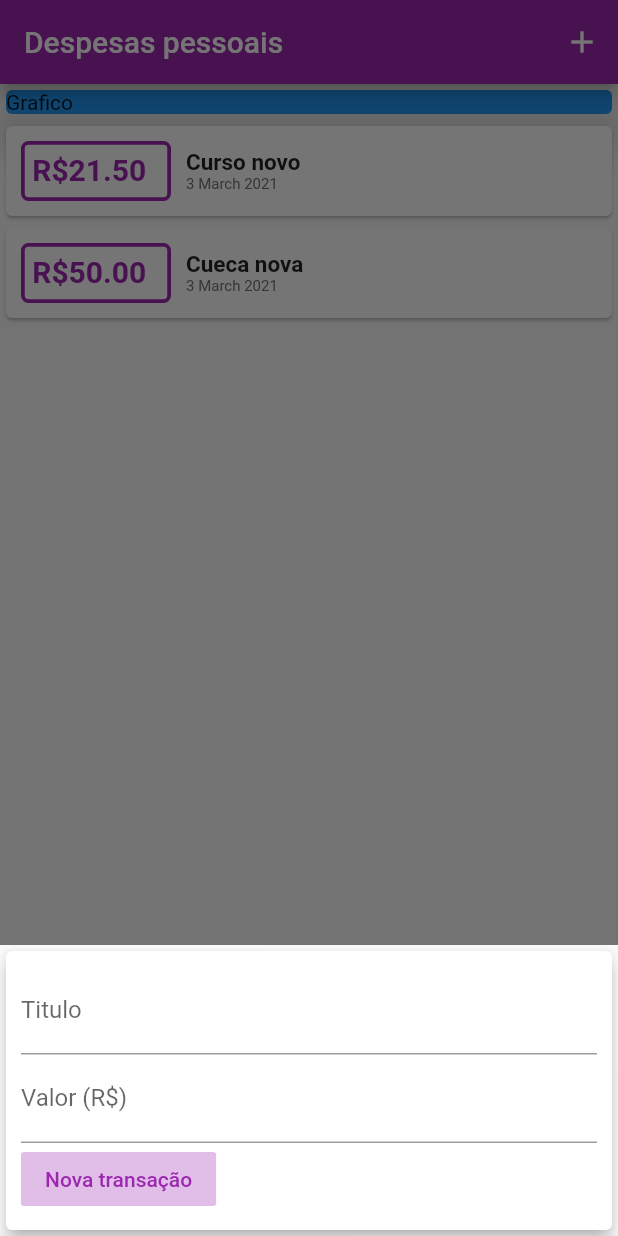
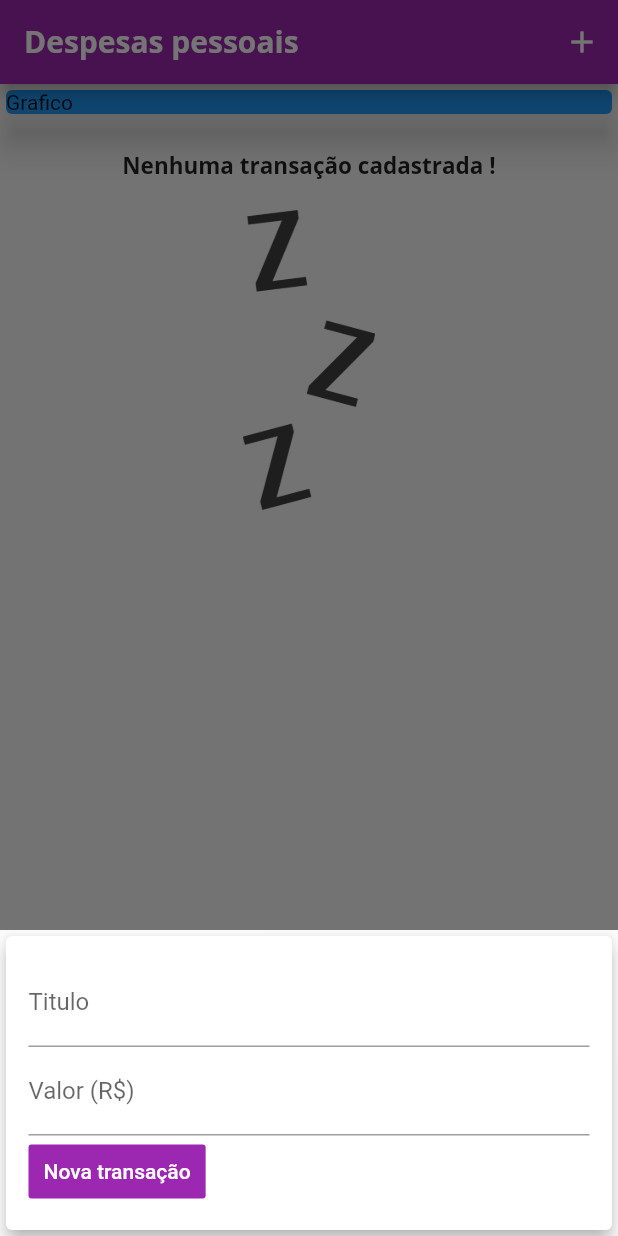
Before and after one commit to GuhSntLean/PersonMoney-Flutter, a Flutter app: the screen it shows after launch, after a tap on the "add" icon, on a phone screen of 412 x 824 dp. Run offline on Flutter 3.47's test engine with Material 2 defaults, Android fonts, the phone set to English and light mode, and no system bars.

Commit message:
:fire: Defined fonts and images for application

```diff
--- a/lib/main.dart
+++ b/lib/main.dart
@@ -17,6 +17,24 @@ class PesonMoney extends StatelessWidget {
       home: _MyHomePage(),
       theme: ThemeData(
         primarySwatch: Colors.purple,
+        accentColor: Colors.amber[200],
+        fontFamily: 'Quicksand',
+        textTheme: ThemeData.light().textTheme.copyWith(
+          title: TextStyle(
+              fontFamily: 'OpenSans',
+              fontSize: 15,
+              fontWeight: FontWeight.bold,
+            ),
+        ),
+        appBarTheme: AppBarTheme(
+          textTheme: ThemeData.light().textTheme.copyWith(
+            title: TextStyle(
+              fontFamily: 'OpenSans',
+              fontSize: 20,
+              fontWeight: FontWeight.bold,
+            ),
+          ),
+        )
       ),
     );
   }
@@ -29,18 +47,18 @@ class _MyHomePage extends StatefulWidget {
 
 class __MyHomePageState extends State<_MyHomePage> {
   final List<Transaction> _transaction = [
-    Transaction(
-      id: 't1',
-      title: 'Curso novo',
-      value: 21.50,
-      date: DateTime.now(),
-    ),
-    Transaction(
-      id: 't2',
-      title: 'Cueca nova',
-      value: 50.00,
-      date: DateTime.now(),
-    ),
+    // Transaction(
+    //   id: 't1',
+    //   title: 'Curso novo',
+    //   value: 21.50,
+    //   date: DateTime.now(),
+    // ),
+    // Transaction(
+    //   id: 't2',
+    //   title: 'Cueca nova',
+    //   value: 50.00,
+    //   date: DateTime.now(),
+    // ),
   ];
 
   _addTransaction(String title, double value) {
--- a/lib/widgets/TransactionForm.dart
+++ b/lib/widgets/TransactionForm.dart
@@ -27,7 +27,7 @@ class _TransactionFormState extends State<TransactionForm> {
         child: Card(
         elevation: 5,
         child: Padding(
-          padding: const EdgeInsets.all(10),
+          padding: const EdgeInsets.all(15),
           child: Column(
             children: [
               TextField(
@@ -48,12 +48,13 @@ class _TransactionFormState extends State<TransactionForm> {
               Row(mainAxisAlignment: MainAxisAlignment.start, children: [
                 // ignore: deprecated_member_use
                 FlatButton(
+                  padding: EdgeInsets.all(10),
                   onPressed: _submitForm,
-                  textColor: Colors.purple,
-                  color: Colors.purple[100],
+                  textColor: Colors.white,
+                  color: Theme.of(context).primaryColor,
                   child: Text('Nova transação'),
-                )
-              ])
+                ),
+              ]),
             ],
           ),
         ),
--- a/lib/widgets/TransactionList.dart
+++ b/lib/widgets/TransactionList.dart
@@ -11,7 +11,26 @@ class TransactionList extends StatelessWidget {
   Widget build(BuildContext context) {
     return Container(
         height: 300,
-        child: ListView.builder(
+        child: _transaction.isEmpty ? Column(
+          children: <Widget>[
+            SizedBox(
+              height: 20,
+            ),
+            Text(
+              'Nenhuma transação cadastrada !',
+              style: Theme.of(context).textTheme.title,
+            ),
+            SizedBox(
+              height: 20,
+            ),
+            Container(
+              height: 200,
+              child: Image.asset('assets/images/waiting.png',
+                fit: BoxFit.cover,
+              ),
+            ),
+          ],
+        ) : ListView.builder(
           itemCount: _transaction.length,
           itemBuilder: (cxt, index) {
             final transaction = _transaction[index];
@@ -45,10 +64,7 @@ class TransactionList extends StatelessWidget {
                     children: <Widget>[
                       Text(
                         transaction.title,
-                        style: TextStyle(
-                          fontWeight: FontWeight.bold,
-                          fontSize: 15,
-                        ),
+                        style: Theme.of(context).textTheme.title,
                       ),
                       Text(
                         DateFormat('d MMMM y').format(transaction.date),
```
Also changed, not shown: pubspec.yaml (+13 -10 lines), assets/fonts/OpenSans-Bold.ttf (added), assets/fonts/OpenSans-Regular.ttf (added), assets/fonts/Quicksand-Bold.ttf (added), assets/fonts/Quicksand-Light.ttf (added), assets/fonts/Quicksand-Medium.ttf (added), assets/fonts/Quicksand-Regular.ttf (added), assets/images/waiting.png (added).
